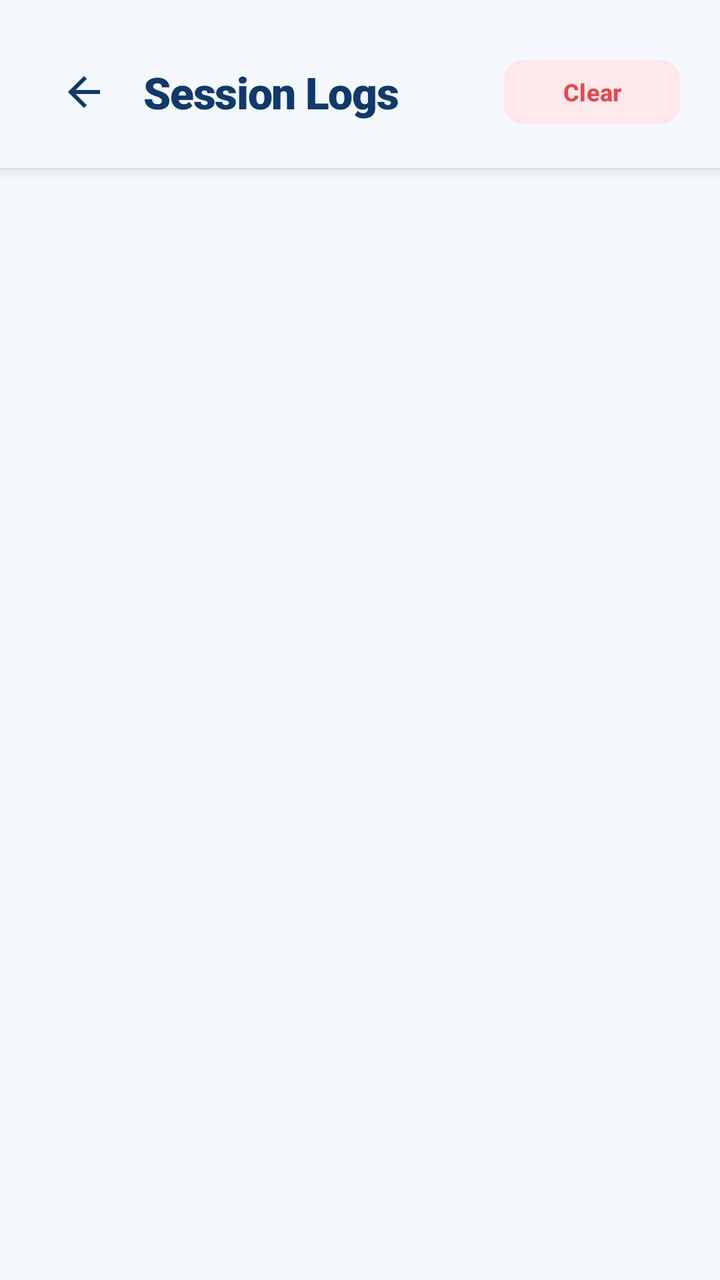
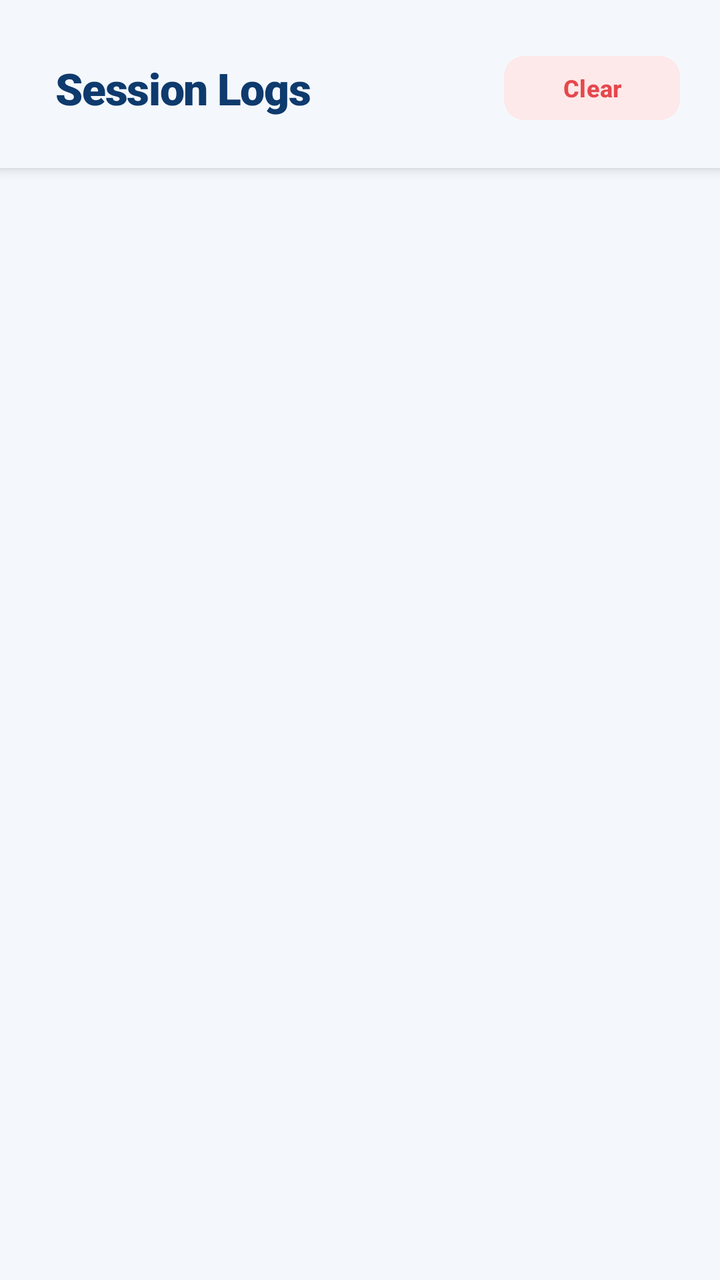

Screens rendered from an Android XML layout before and after an edit, with the pre-edit source and the edit as a unified diff.
<!-- AndroidManifest.xml: application theme Theme.Netcut -->
<!-- res/layout/activity_logs.xml -->
<?xml version="1.0" encoding="utf-8"?>
<LinearLayout xmlns:android="http://schemas.android.com/apk/res/android"
    xmlns:app="http://schemas.android.com/apk/res-auto"
    android:id="@+id/logs_main"
    android:layout_width="match_parent"
    android:layout_height="match_parent"
    android:orientation="vertical"
    android:background="@color/background"
    android:fitsSystemWindows="true">

    
    <LinearLayout
        android:layout_width="match_parent"
        android:layout_height="wrap_content"
        android:orientation="horizontal"
        android:gravity="center_vertical"
        android:background="@color/background"
        android:elevation="4dp"
        android:paddingStart="20dp"
        android:paddingEnd="20dp"
        android:paddingTop="24dp"
        android:paddingBottom="16dp">

        <com.google.android.material.button.MaterialButton
            android:id="@+id/btn_back"
            style="@style/Widget.Material3.Button.IconButton"
            android:layout_width="44dp"
            android:layout_height="44dp"
            android:contentDescription="Back"
            android:insetLeft="0dp"
            android:insetTop="0dp"
            android:insetRight="0dp"
            android:insetBottom="0dp"
            app:icon="@drawable/ic_arrow_back"
            app:iconSize="24dp"
            app:iconTint="@color/text_primary" />

        <TextView
            android:layout_width="0dp"
            android:layout_height="wrap_content"
            android:layout_weight="1"
            android:text="Session Logs"
            android:textSize="22sp"
            android:textStyle="bold"
            android:textColor="@color/text_primary"
            android:fontFamily="sans-serif-black"
            android:letterSpacing="-0.02"
            android:layout_marginStart="8dp" />

        <com.google.android.material.button.MaterialButton
            android:id="@+id/btn_clear_logs"
            style="@style/Widget.Material3.Button.TonalButton"
            android:layout_width="wrap_content"
            android:layout_height="40dp"
            android:text="Clear"
            android:textSize="12sp"
            android:textStyle="bold"
            android:textColor="@color/error"
            app:backgroundTint="@color/error_container"
            app:cornerRadius="10dp" />
    </LinearLayout>

    

    <androidx.recyclerview.widget.RecyclerView
        android:id="@+id/rv_logs"
        android:layout_width="match_parent"
        android:layout_height="match_parent"
        android:clipToPadding="false"
        android:paddingStart="20dp"
        android:paddingEnd="20dp"
        android:paddingTop="8dp"
        android:paddingBottom="20dp"
        android:scrollbars="vertical" />
</LinearLayout>
<!-- resources referenced by this layout -->
<resources>
  <color name="background">#F4F8FC</color>
  <color name="error">#E5484D</color>
  <color name="error_container">#FDE9E9</color>
  <color name="text_primary">#0E3A6D</color>
  <!-- drawable ic_arrow_back (drawable) -->
  <vector xmlns:android="http://schemas.android.com/apk/res/android"
      android:width="24dp"
      android:height="24dp"
      android:viewportWidth="24"
      android:viewportHeight="24"
      android:tint="@color/text_primary">
      <path
          android:fillColor="@android:color/white"
          android:pathData="M20,11H7.83l5.59,-5.59L12,4l-8,8 8,8 1.41,-1.41L7.83,13H20v-2z"/>
  </vector>
  <style name="Theme.Netcut" parent="Base.Theme.Netcut">
          <item name="android:windowLightStatusBar">true</item>
          <item name="android:windowLightNavigationBar" tools:targetApi="27">true</item>
      </style>
  <style name="Base.Theme.Netcut" parent="Theme.Material3.DayNight.NoActionBar">
          <item name="colorSurfaceContainerLowest">@color/background</item>
          <item name="colorSurfaceContainerLow">@color/surface</item>
          <item name="colorSurfaceContainer">@color/surface_variant</item>
          <item name="colorSurfaceContainerHigh">@color/surface_elevated</item>
          <item name="colorSurfaceContainerHighest">@color/surface_elevated</item>
          <item name="colorPrimary">@color/primary</item>
          <item name="colorPrimaryVariant">@color/primary_variant</item>
          <item name="colorOnPrimary">@color/on_primary</item>
          <item name="colorSecondary">@color/secondary</item>
          <item name="colorSecondaryVariant">@color/secondary_variant</item>
          <item name="colorOnSecondary">@color/on_secondary</item>
  
          <item name="android:colorBackground">@color/background</item>
          <item name="colorSurface">@color/surface</item>
          <item name="colorOnSurface">@color/on_surface</item>
          <item name="colorOnSurfaceVariant">@color/on_surface_variant</item>
          <item name="colorSurfaceVariant">@color/surface_variant</item>
  
          <item name="colorError">@color/error</item>
          <item name="colorOnError">@color/on_error</item>
  
          <item name="android:statusBarColor">@color/background</item>
          <item name="android:navigationBarColor">@color/background</item>
  
          <item name="materialButtonStyle">@style/Widget.Netcut.Button</item>
          <item name="materialButtonOutlinedStyle">@style/Widget.Netcut.Button.Outlined</item>
          <item name="materialButtonTonalStyle">@style/Widget.Netcut.Button.Tonal</item>
      </style>
  <color name="surface">#FFFFFF</color>
  <color name="surface_variant">#EDF3FA</color>
  <color name="surface_elevated">#FFFFFF</color>
  <color name="primary">#2E9EF5</color>
  <color name="primary_variant">#1E88E5</color>
  <color name="on_primary">#FFFFFF</color>
  <color name="secondary">#6366F1</color>
  <color name="secondary_variant">#4F46E5</color>
  <color name="on_secondary">#FFFFFF</color>
  <color name="on_surface">#0E3A6D</color>
  <color name="on_surface_variant">#5B7186</color>
  <color name="on_error">#FFFFFF</color>
  <style name="Widget.Netcut.Button" parent="Widget.Material3.Button">
          <item name="cornerRadius">12dp</item>
          <item name="android:textAllCaps">false</item>
      </style>
  <style name="Widget.Netcut.Button.Outlined" parent="Widget.Material3.Button.OutlinedButton">
          <item name="cornerRadius">12dp</item>
          <item name="android:textAllCaps">false</item>
      </style>
  <style name="Widget.Netcut.Button.Tonal" parent="Widget.Material3.Button.TonalButton">
          <item name="cornerRadius">12dp</item>
          <item name="android:textAllCaps">false</item>
      </style>
</resources>

<!-- the commit's change to res/layout/activity_logs.xml (unified diff, before → after) -->
@@ -19,21 +19,8 @@
         android:paddingStart="20dp"
         android:paddingEnd="20dp"
         android:paddingTop="24dp"
-        android:paddingBottom="16dp">
+        android:paddingBottom="20dp">
 
-        <com.google.android.material.button.MaterialButton
-            android:id="@+id/btn_back"
-            style="@style/Widget.Material3.Button.IconButton"
-            android:layout_width="44dp"
-            android:layout_height="44dp"
-            android:contentDescription="Back"
-            android:insetLeft="0dp"
-            android:insetTop="0dp"
-            android:insetRight="0dp"
-            android:insetBottom="0dp"
-            app:icon="@drawable/ic_arrow_back"
-            app:iconSize="24dp"
-            app:iconTint="@color/text_primary" />
 
         <TextView
             android:layout_width="0dp"
<!-- resource entries referenced after the edit -->
@@ -4,17 +4,6 @@
   <color name="error">#E5484D</color>
   <color name="error_container">#FDE9E9</color>
   <color name="text_primary">#0E3A6D</color>
-  <!-- drawable ic_arrow_back (drawable) -->
-  <vector xmlns:android="http://schemas.android.com/apk/res/android"
-      android:width="24dp"
-      android:height="24dp"
-      android:viewportWidth="24"
-      android:viewportHeight="24"
-      android:tint="@color/text_primary">
-      <path
-          android:fillColor="@android:color/white"
-          android:pathData="M20,11H7.83l5.59,-5.59L12,4l-8,8 8,8 1.41,-1.41L7.83,13H20v-2z"/>
-  </vector>
   <style name="Theme.Netcut" parent="Base.Theme.Netcut">
           <item name="android:windowLightStatusBar">true</item>
           <item name="android:windowLightNavigationBar" tools:targetApi="27">true</item>
